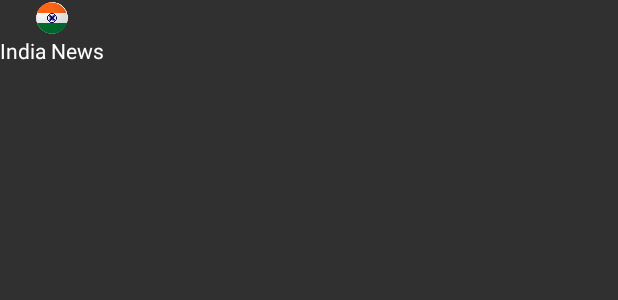
After one commit to TufelMalik/IndiNews360, an Android app: the layout custom_bottom_nav.xml on its own in the app's theme, with its tools: preview values and no code run, on a phone screen of 412 x 824 dp. The commit adds this screen. Shown: the top 300 px of the screen. Run offline under Robolectric (Android 15) with nearby library versions, the phone set to English and light mode, and no system bars; network calls fail.

Commit message:
college commit -> 1.3

```diff
--- a/app/src/main/java/com/tufelmalik/dailykill/data/repository/NewsRepository.kt
+++ b/app/src/main/java/com/tufelmalik/dailykill/data/repository/NewsRepository.kt
@@ -4,7 +4,6 @@ import androidx.lifecycle.LiveData
 import androidx.lifecycle.MutableLiveData
 import com.tufelmalik.dailykill.data.classes.Constants
 import com.tufelmalik.dailykill.data.model.NewsModel
-import com.tufelmalik.dailykill.data.model.weather.WeatherModel
 import com.tufelmalik.dailykill.data.utilities.ApiService
 
 class NewsRepository(private val apiInterface: ApiService) {
--- a/app/src/main/java/com/tufelmalik/dailykill/ui/activity/MainActivity.kt
+++ b/app/src/main/java/com/tufelmalik/dailykill/ui/activity/MainActivity.kt
@@ -1,9 +1,9 @@
 package com.tufelmalik.dailykill.ui.activity
 
 import android.content.Intent
-import androidx.appcompat.app.AppCompatActivity
 import android.os.Bundle
 import androidx.activity.viewModels
+import androidx.appcompat.app.AppCompatActivity
 import androidx.fragment.app.Fragment
 import com.tufelmalik.dailykill.R
 import com.tufelmalik.dailykill.data.repository.NewsRepository
--- a/app/src/main/java/com/tufelmalik/dailykill/ui/fragments/WorldNewsFragment.kt
+++ b/app/src/main/java/com/tufelmalik/dailykill/ui/fragments/WorldNewsFragment.kt
@@ -9,7 +9,6 @@ import androidx.core.view.isVisible
 import androidx.fragment.app.Fragment
 import androidx.fragment.app.viewModels
 import androidx.recyclerview.widget.LinearLayoutManager
-import com.tufelmalik.dailykill.data.classes.Constants
 import com.tufelmalik.dailykill.data.repository.NewsRepository
 import com.tufelmalik.dailykill.data.utilities.ApiInstance
 import com.tufelmalik.dailykill.databinding.FragmentWorldNewsBinding
@@ -45,7 +44,8 @@ class WorldNewsFragment : Fragment() {
 
 
     private fun checkUserNetworkState() {
-        if (Constants.isOnline(requireContext())) {
+            val state = viewModel.checkUserNetworkState(requireContext())
+            if (state.first) {
                 binding.newsProgressBarFavFrag.isVisible = true
                 fetchNews()
                 binding.notFoundAnimationFavFrag.isVisible = false
@@ -54,6 +54,8 @@ class WorldNewsFragment : Fragment() {
                 binding.newsProgressBarFavFrag.isVisible = false
             }
         }
+
+
     private fun fetchNews() {
         viewModel.usaNews.observe(viewLifecycleOwner) { newsModel ->
             val articleList = newsModel?.articles ?: emptyList()
--- /dev/null
+++ b/app/src/main/res/layout/custom_bottom_nav.xml
@@ -0,0 +1,22 @@
+<!-- custom_bottom_nav_item.xml -->
+<LinearLayout
+    xmlns:android="http://schemas.android.com/apk/res/android"
+    android:layout_width="wrap_content"
+    android:layout_height="wrap_content"
+    android:orientation="vertical"
+    android:gravity="center">
+
+    <ImageView
+        android:id="@+id/custom_nav_icon"
+        android:layout_width="24dp"
+        android:layout_height="24dp"
+        android:layout_gravity="center"
+        android:src="@drawable/india_logo" />
+
+    <TextView
+        android:id="@+id/custom_nav_text"
+        android:layout_width="wrap_content"
+        android:layout_height="wrap_content"
+        android:text="India News"
+        android:textColor="#FFFFFF" />
+</LinearLayout>
```
Also changed, not shown: app/src/main/java/com/tufelmalik/dailykill/data/model/weather/WeatherX.kt (added, +8 -0 lines), app/src/main/java/com/tufelmalik/dailykill/ui/activity/NewsActivity.kt (+2 -5 lines), app/src/main/java/com/tufelmalik/dailykill/ui/fragments/NewsFragment.kt (+52 -35 lines), app/src/main/java/com/tufelmalik/dailykill/viewmodel/NewsViewModel.kt (+38 -11 lines), app/src/main/res/drawable/india_logo.png (added), app/src/main/res/drawable/wheather_logo.png (added). Lines whose indentation alone changed are shown as unchanged.
